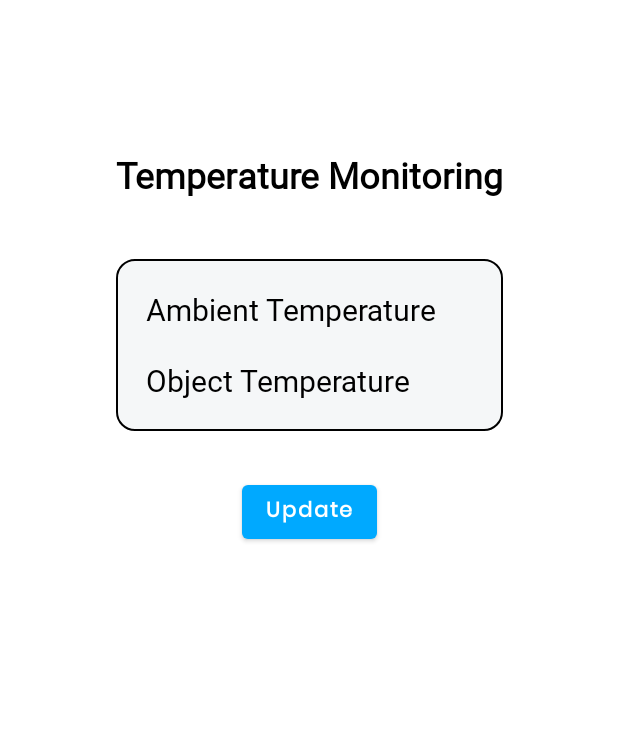
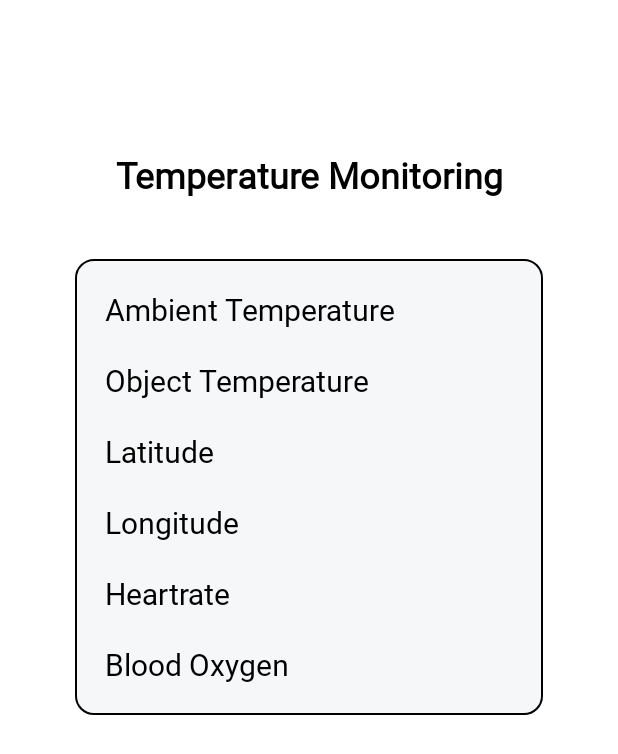
Before and after one commit to Masdikaa/Android-ESP-Firebase, an Android app: the layout activity_main.xml on its own in the app's theme, with its tools: preview values and no code run, on a phone screen of 412 x 824 dp. Shown: the top 754 px of the screen. Run offline under Robolectric (Android 15) with nearby library versions, the phone set to English and light mode, and no system bars.

Commit message:
Read and show data from firebase

```diff
--- a/app/src/main/java/com/masdika/espandroidfirebase/MainActivity.kt
+++ b/app/src/main/java/com/masdika/espandroidfirebase/MainActivity.kt
@@ -1,7 +1,6 @@
 package com.masdika.espandroidfirebase
 
 import android.os.Bundle
-import android.util.Log
 import androidx.appcompat.app.AppCompatActivity
 import androidx.appcompat.app.AppCompatDelegate
 import com.google.firebase.database.DataSnapshot
@@ -9,7 +8,6 @@ import com.google.firebase.database.DatabaseError
 import com.google.firebase.database.DatabaseReference
 import com.google.firebase.database.FirebaseDatabase
 import com.google.firebase.database.ValueEventListener
-import com.google.firebase.database.getValue
 import com.masdika.espandroidfirebase.databinding.ActivityMainBinding
 
 class MainActivity : AppCompatActivity() {
@@ -24,19 +22,22 @@ class MainActivity : AppCompatActivity() {
         AppCompatDelegate.setDefaultNightMode(AppCompatDelegate.MODE_NIGHT_NO)
 
         // Initialize Firebase Realtime Database
-        database = FirebaseDatabase.getInstance().getReference("MLX90614")
+        database = FirebaseDatabase.getInstance().getReference()
 
         // Add ValueEventListener to fetch data from Firebase
         database.addValueEventListener(object : ValueEventListener {
             override fun onDataChange(snapshot: DataSnapshot) {
 
-                val ambientTemp = snapshot.child("ambient_temp").value
-                val objectTemp = snapshot.child("object_temp").value
+                val ambientTemp = snapshot.child("MLX90614").child("ambient_temp").getValue()
+                val objectTemp = snapshot.child("MLX90614").child("object_temp").getValue()
+                val gpsLat = snapshot.child("GPS").child("latitude").getValue()
+                val gpsLng = snapshot.child("GPS").child("longitude").getValue()
 
-                val value = snapshot.getValue<String>()
-                Log.d("Database Value", "Value is: $value")
-                Log.e("Data 1", "$ambientTemp")
-                Log.e("Data 2", "$objectTemp")
+                // binding.tvAmbientTemp.text = "Ambient Temperature : ${ambientTemp.toString()}"
+                binding.tvAmbientTemp.text = "Ambient Temperature : ${String.format("%.2f", ambientTemp)}°C"
+                binding.tvObjectTemp.text = "Object Temperature : ${String.format("%.2f", objectTemp)}°C"
+                binding.tvLatitude.text = "Latitude : ${gpsLat.toString()}"
+                binding.tvLongitude.text = "Long : ${gpsLng.toString()}"
 
             }
 
--- a/app/src/main/res/layout/activity_main.xml
+++ b/app/src/main/res/layout/activity_main.xml
@@ -25,12 +25,13 @@
         android:id="@+id/relativeLayout"
         android:layout_width="0dp"
         android:layout_height="wrap_content"
+        android:layout_marginHorizontal="50dp"
         android:layout_marginTop="40dp"
         android:background="@drawable/layout_background"
         android:gravity="center_horizontal"
         android:padding="20dp"
-        app:layout_constraintEnd_toEndOf="@id/title"
-        app:layout_constraintStart_toStartOf="@id/title"
+        app:layout_constraintEnd_toEndOf="parent"
+        app:layout_constraintStart_toStartOf="parent"
         app:layout_constraintTop_toBottomOf="@id/title">
 
         <TextView
@@ -55,21 +56,55 @@
             android:textColor="@color/black"
             android:textSize="20dp" />
 
+        <TextView
+            android:id="@+id/tv_latitude"
+            android:layout_width="match_parent"
+            android:layout_height="wrap_content"
+            android:layout_below="@id/tv_object_temp"
+            android:layout_marginTop="20dp"
+            android:fontFamily="@font/lato_regular"
+            android:text="Latitude"
+            android:textAlignment="textStart"
+            android:textColor="@color/black"
+            android:textSize="20dp" />
+
+        <TextView
+            android:id="@+id/tv_longitude"
+            android:layout_width="match_parent"
+            android:layout_height="wrap_content"
+            android:layout_below="@id/tv_latitude"
+            android:layout_marginTop="20dp"
+            android:fontFamily="@font/lato_regular"
+            android:text="Longitude"
+            android:textAlignment="textStart"
+            android:textColor="@color/black"
+            android:textSize="20dp" />
+
+        <TextView
+            android:id="@+id/tv_heartrate"
+            android:layout_width="match_parent"
+            android:layout_height="wrap_content"
+            android:layout_below="@id/tv_longitude"
+            android:layout_marginTop="20dp"
+            android:fontFamily="@font/lato_regular"
+            android:text="Heartrate"
+            android:textAlignment="textStart"
+            android:textColor="@color/black"
+            android:textSize="20dp" />
+
+        <TextView
+            android:id="@+id/tv_blood_o2"
+            android:layout_width="match_parent"
+            android:layout_height="wrap_content"
+            android:layout_below="@id/tv_heartrate"
+            android:layout_marginTop="20dp"
+            android:fontFamily="@font/lato_regular"
+            android:text="Blood Oxygen"
+            android:textAlignment="textStart"
+            android:textColor="@color/black"
+            android:textSize="20dp" />
+
     </RelativeLayout>
-
-    <Button
-        android:id="@+id/btn_update"
-        android:layout_width="wrap_content"
-        android:layout_height="wrap_content"
-        android:layout_marginTop="30dp"
-        android:fontFamily="@font/poppins"
-        android:text="Update"
-        android:textAllCaps="false"
-        android:textColor="@color/white"
-        android:textStyle="bold"
-        app:layout_constraintEnd_toEndOf="parent"
-        app:layout_constraintStart_toStartOf="parent"
-        app:layout_constraintTop_toBottomOf="@+id/relativeLayout" />
 
 
 </androidx.constraintlayout.widget.ConstraintLayout>
```
